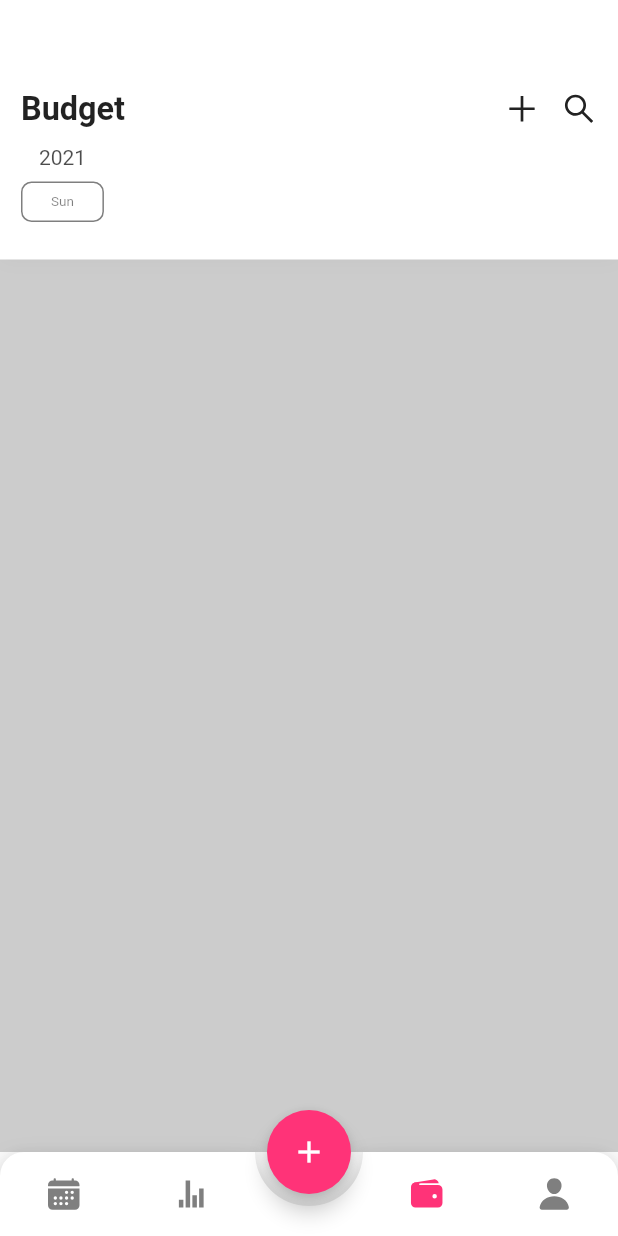
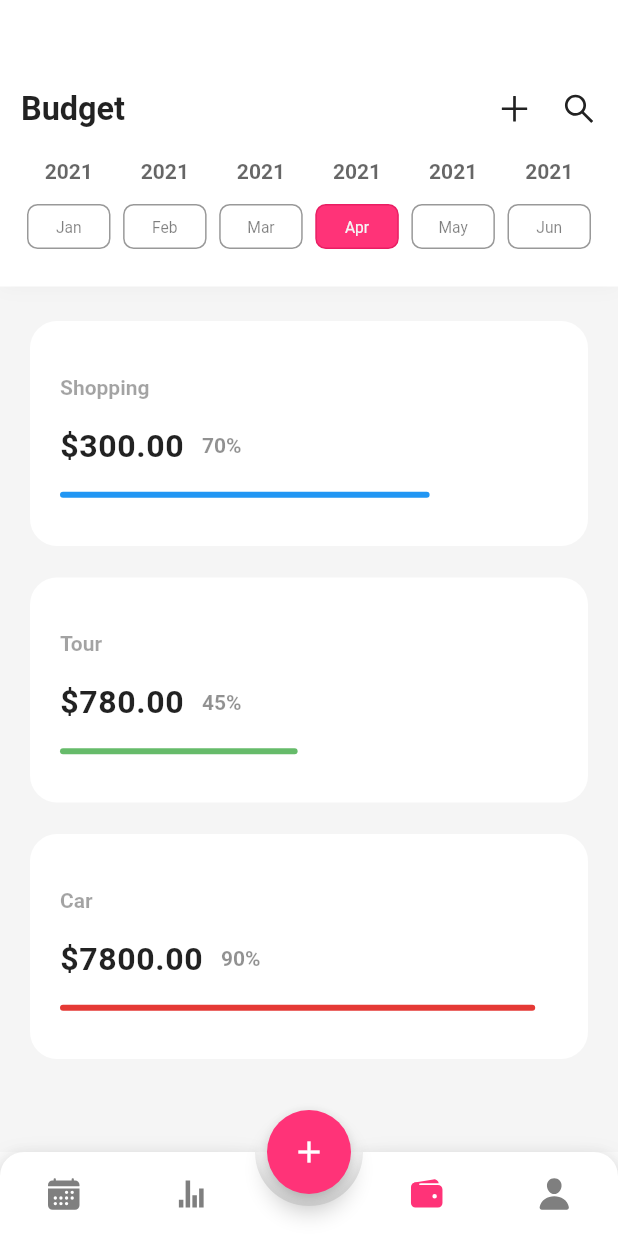
Before and after one commit to sabil62/budget, a Flutter app: the screen it shows after launch, item 3 of the bottom bar chosen, on a phone screen of 412 x 824 dp. Run offline on Flutter 3.47's test engine with Material 2 defaults, Android fonts, the phone set to English and light mode, and no system bars; drawn by our look-alikes of animated_bottom_navigation_bar; our stand-ins replace fl_chart, flutter_icons.

Commit message:
budget indicators completed

```diff
--- /dev/null
+++ b/lib/json/budget_indicator.dart
@@ -0,0 +1,25 @@
+import 'package:flutter/material.dart';
+
+List budgetIndicator = [
+  {
+    "label": "Shopping",
+    "indicator": 0.7,
+    "percentage": "70%",
+    "total_price": "\$300.00",
+    "color": Colors.blue
+  },
+  {
+    "label": "Tour",
+    "indicator": 0.45,
+    "percentage": "45%",
+    "total_price": "\$780.00",
+    "color": Colors.green[400]
+  },
+  {
+    "label": "Car",
+    "indicator": 0.9,
+    "percentage": "90%",
+    "total_price": "\$7800.00",
+    "color": Colors.red[600]
+  },
+];
--- a/lib/json/day_month.dart
+++ b/lib/json/day_month.dart
@@ -9,10 +9,10 @@ List days = [
 ];
 
 List months = [
-  {"label": "2018", "day": "Jan"},
-  {"label": "2018", "day": "Feb"},
-  {"label": "2018", "day": "Mar"},
-  {"label": "2018", "day": "Apr"},
-  {"label": "2018", "day": "May"},
-  {"label": "2018", "day": "Jun"},
+  {"label": "2021", "day": "Jan"},
+  {"label": "2021", "day": "Feb"},
+  {"label": "2021", "day": "Mar"},
+  {"label": "2021", "day": "Apr"},
+  {"label": "2021", "day": "May"},
+  {"label": "2021", "day": "Jun"},
 ];
--- a/lib/pages/budget_page.dart
+++ b/lib/pages/budget_page.dart
@@ -1,3 +1,5 @@
+import 'package:budget/json/budget_indicator.dart';
+import 'package:budget/json/day_month.dart';
 import 'package:budget/themes/colors.dart';
 import 'package:flutter/material.dart';
 import 'package:flutter_icons/flutter_icons.dart';
@@ -8,10 +10,11 @@ class BudgetPage extends StatefulWidget {
 }
 
 class _BudgetPageState extends State<BudgetPage> {
+  int currentIndex = 3;
   @override
   Widget build(BuildContext context) {
     return Scaffold(
-      backgroundColor: Colors.grey.withOpacity(0.5),
+      backgroundColor: Colors.grey.withOpacity(0.05),
       body: getBudgetBody(),
     );
   }
@@ -42,7 +45,7 @@ class _BudgetPageState extends State<BudgetPage> {
                           children: [
                             Icon(AntDesign.plus),
                             SizedBox(
-                              width: 14,
+                              width: 19,
                             ),
                             Icon(AntDesign.search1)
                           ],
@@ -51,48 +54,128 @@ class _BudgetPageState extends State<BudgetPage> {
                     ],
                   ),
                   SizedBox(
-                    height: 12,
+                    height: 21,
                   ),
                   Row(
                     mainAxisAlignment: MainAxisAlignment.spaceBetween,
-                    children: [
-                      Container(
-                        width: (size.width - 25) / 7,
+                    children: List.generate(months.length, (index) {
+                      return Container(
+                        width: (size.width - 30) / 6,
                         child: Column(
                           children: [
                             Text(
-                              "2021",
+                              months[index]["label"],
                               style: TextStyle(
-                                  color: Colors.black.withOpacity(0.7)),
+                                  color: Colors.black.withOpacity(0.6),
+                                  fontWeight: FontWeight.bold),
                             ),
                             SizedBox(
-                              height: 8,
+                              height: 14,
                             ),
-                            Container(
-                              height: 27,
+                            Padding(
+                              padding:
+                                  const EdgeInsets.symmetric(horizontal: 4),
+                              child: GestureDetector(
+                                onTap: () {
+                                  setState(() {
+                                    currentIndex = index;
+                                  });
+                                },
+                                child: Container(
+                                  height: 30,
                                   decoration: BoxDecoration(
-                                  color: Colors.transparent,
+                                      color: currentIndex == index
+                                          ? primary
+                                          : Colors.transparent,
                                       border: Border.all(
-                                      color: Colors.black.withOpacity(0.5)),
+                                          color: currentIndex == index
+                                              ? Colors.pink[500]
+                                              : Colors.black.withOpacity(0.4)),
                                       borderRadius: BorderRadius.circular(7)),
                                   child: Center(
                                     child: Text(
-                                  "Sun",
+                                      months[index]["day"],
                                       style: TextStyle(
-                                      fontSize: 9,
-                                      color: Colors.black.withOpacity(0.5)),
+                                          fontSize: 10.4,
+                                          color: currentIndex == index
+                                              ? Colors.grey[100]
+                                              : Colors.black.withOpacity(0.5)),
                                     ),
                                   ),
-                            )
+                                ),
+                              ),
+                            ),
                           ],
                         ),
-                      )
-                    ],
+                      );
+                    }),
                   ),
                 ],
               ),
             ),
+          ),
+          SizedBox(
+            height: 22,
+          ),
+          //for budget containers
+          Column(
+              children: List.generate(budgetIndicator.length, (index) {
+            return Padding(
+              padding: const EdgeInsets.fromLTRB(0, 1, 0, 20),
+              child: Container(
+                height: 150,
+                width: (size.width - 40),
+                decoration: BoxDecoration(
+                    color: Colors.white,
+                    borderRadius: BorderRadius.circular(18)),
+                child: Padding(
+                  padding: const EdgeInsets.fromLTRB(20, 18, 12, 14),
+                  child: Column(
+                    crossAxisAlignment: CrossAxisAlignment.start,
+                    mainAxisAlignment: MainAxisAlignment.spaceEvenly,
+                    children: [
+                      Text(
+                        budgetIndicator[index]["label"],
+                        style: TextStyle(
+                            fontSize: 14,
+                            fontWeight: FontWeight.bold,
+                            color: Colors.black.withOpacity(0.36)),
+                      ),
+                      Row(
+                        children: [
+                          Text(
+                            budgetIndicator[index]["total_price"],
+                            style: TextStyle(
+                                fontSize: 21.4,
+                                fontWeight: FontWeight.bold,
+                                letterSpacing: 0.4),
+                          ),
+                          SizedBox(
+                            width: 12,
+                          ),
+                          Text(
+                            budgetIndicator[index]["percentage"],
+                            style: TextStyle(
+                                fontSize: 14,
+                                fontWeight: FontWeight.bold,
+                                color: Colors.black.withOpacity(0.43)),
                           )
+                        ],
+                      ),
+                      Container(
+                        height: 4,
+                        width: (size.width - 60) *
+                            budgetIndicator[index]["indicator"],
+                        decoration: BoxDecoration(
+                            color: budgetIndicator[index]["color"],
+                            borderRadius: BorderRadius.circular(23)),
+                      )
+                    ],
+                  ),
+                ),
+              ),
+            );
+          }))
         ],
       ),
     );
```
Lines whose indentation alone changed are shown as unchanged.
